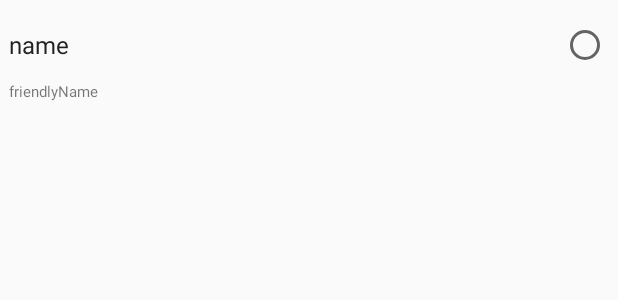
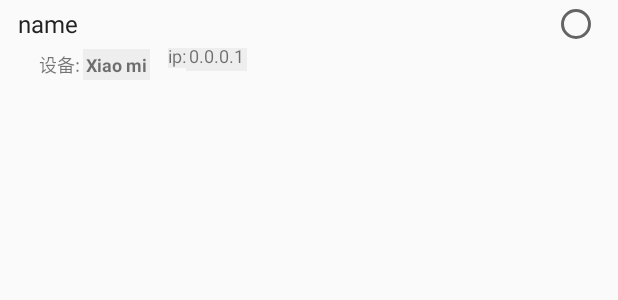
Before and after one commit to battleground/upnp, an Android app: the layout simple_list_item_2.xml on its own in the app's theme, with its tools: preview values and no code run, on a phone screen of 412 x 824 dp. Shown: the top 300 px of the screen. Run offline under Robolectric (Android 15) with nearby library versions, the phone set to English and light mode, and no system bars.

```diff
--- a/app/src/main/java/demo/abooc/com/upnp/DevicesListAdapter.java
+++ b/app/src/main/java/demo/abooc/com/upnp/DevicesListAdapter.java
@@ -10,7 +10,6 @@ import android.widget.TextView;
 
 import com.abooc.upnp.model.DeviceDisplay;
 
-import org.fourthline.cling.model.meta.DeviceIdentity;
 import org.fourthline.cling.model.meta.RemoteDeviceIdentity;
 
 import java.util.ArrayList;
@@ -79,9 +78,14 @@ public class DevicesListAdapter extends BaseAdapter {
 
     void attach(DeviceDisplay display, View view) {
         CheckedTextView nameText = (CheckedTextView) view.findViewById(R.id.name);
+        TextView modelText = (TextView) view.findViewById(R.id.Model);
         TextView IPText = (TextView) view.findViewById(R.id.IP);
         nameText.setText(display.getDevice().getFriendlyName());
+
+
+        String manufacturer = display.getDevice().getManufacturer();
         RemoteDeviceIdentity identity = (RemoteDeviceIdentity) display.getOriginDevice().getIdentity();
+        modelText.setText(manufacturer);
         IPText.setText(identity.getDescriptorURL().getHost());
         nameText.setChecked(display.isChecked());
     }
--- a/app/src/main/java/demo/abooc/com/upnp/activity/PlayerActivity.java
+++ b/app/src/main/java/demo/abooc/com/upnp/activity/PlayerActivity.java
@@ -136,6 +136,12 @@ public class PlayerActivity extends AppCompatActivity
                 @Override
                 public void onRemotePlayEnd() {
                     Debug.e("播放完毕");
+                    runOnUiThread(new Runnable() {
+                        @Override
+                        public void run() {
+                            mVideoPlayerView.setState(TransportState.STOPPED);
+                        }
+                    });
                 }
             };
 
--- a/app/src/main/java/demo/abooc/com/upnp/kids/KidsActivity.java
+++ b/app/src/main/java/demo/abooc/com/upnp/kids/KidsActivity.java
@@ -252,7 +252,7 @@ public class KidsActivity extends AppCompatActivity
 //        mRenderer.getVolume();
         mRenderer.getMute();
 
-        mPlayer = RendererPlayer.build(mRenderer);
+        mPlayer = RendererPlayer.get();
         getRendererPlayer().getPositionInfo();
         getRendererPlayer().getMediaInfo(null);
 
--- a/app/src/main/res/layout/media_info.xml
+++ b/app/src/main/res/layout/media_info.xml
@@ -188,8 +188,12 @@
             android:layout_width="match_parent"
             android:layout_height="wrap_content"
             android:layout_gravity="bottom"
+            android:contextClickable="true"
+            android:focusable="true"
+            android:linksClickable="true"
             android:text="url"
-            android:textColor="#999" />
+            android:textColor="#999"
+            android:textIsSelectable="true" />
 
 
         <TextView
--- a/app/src/main/res/layout/simple_list_item_2.xml
+++ b/app/src/main/res/layout/simple_list_item_2.xml
@@ -17,24 +17,63 @@
     android:layout_width="match_parent"
     android:layout_height="wrap_content"
     android:orientation="vertical"
-    android:padding="6dip">
+    android:paddingLeft="12dip"
+    android:paddingRight="12dp">
 
     <CheckedTextView
         android:id="@+id/name"
         style="@style/DrawerText"
         android:layout_width="match_parent"
-        android:layout_height="?android:attr/listPreferredItemHeightSmall"
+        android:layout_height="wrap_content"
         android:background="?android:attr/activatedBackgroundIndicator"
         android:checkMark="?android:attr/listChoiceIndicatorSingle"
         android:gravity="center_vertical"
         android:text="name"
         android:textAppearance="?android:attr/textAppearanceListItemSmall" />
 
-    <TextView
-        android:id="@+id/IP"
+    <LinearLayout
         android:layout_width="match_parent"
         android:layout_height="wrap_content"
-        android:text="friendlyName"
-        android:textSize="10sp" />
+        android:orientation="horizontal"
+        android:paddingLeft="12dip"
+        android:paddingRight="12dp">
+
+        <TextView
+            android:layout_width="wrap_content"
+            android:layout_height="wrap_content"
+            android:padding="2dp"
+            android:text="设备:"
+            android:textSize="12sp" />
+
+        <TextView
+            android:id="@+id/Model"
+            android:layout_width="wrap_content"
+            android:layout_height="wrap_content"
+            android:padding="2dp"
+            android:text="Xiao mi"
+            android:background="#EEE"
+            android:textSize="12sp"
+            android:textStyle="bold" />
+
+        <TextView
+            android:layout_width="wrap_content"
+            android:layout_height="wrap_content"
+            android:layout_marginTop="-6dp"
+            android:layout_marginLeft="12dp"
+            android:background="#EEE"
+            android:text="ip:"
+            android:textSize="12sp" />
+
+        <TextView
+            android:id="@+id/IP"
+            android:layout_width="wrap_content"
+            android:layout_height="wrap_content"
+            android:layout_marginTop="-6dp"
+            android:background="#EEE"
+            android:padding="2dp"
+            android:text="0.0.0.1"
+            android:textSize="12sp" />
+
+    </LinearLayout>
 
 </LinearLayout>
```
Also changed, not shown: app/src/main/java/demo/abooc/com/upnp/activity/ScanActivity.java (+37 -4 lines), 1 other file.
